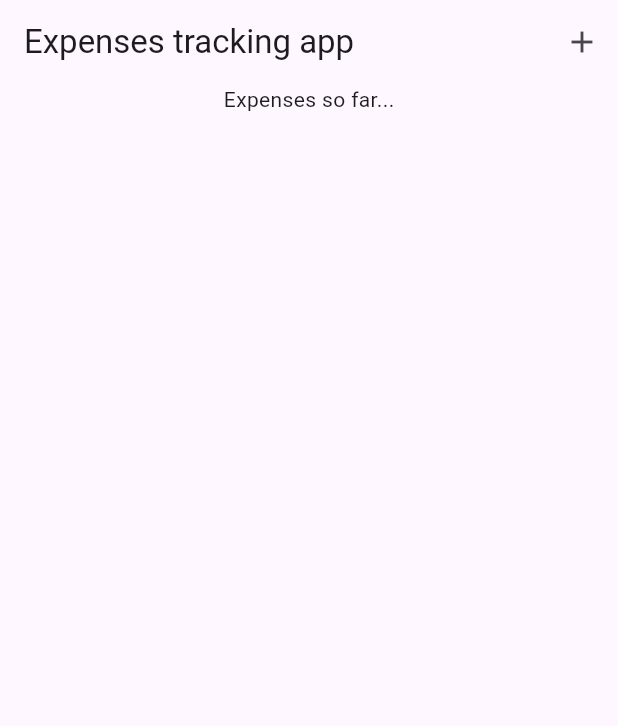
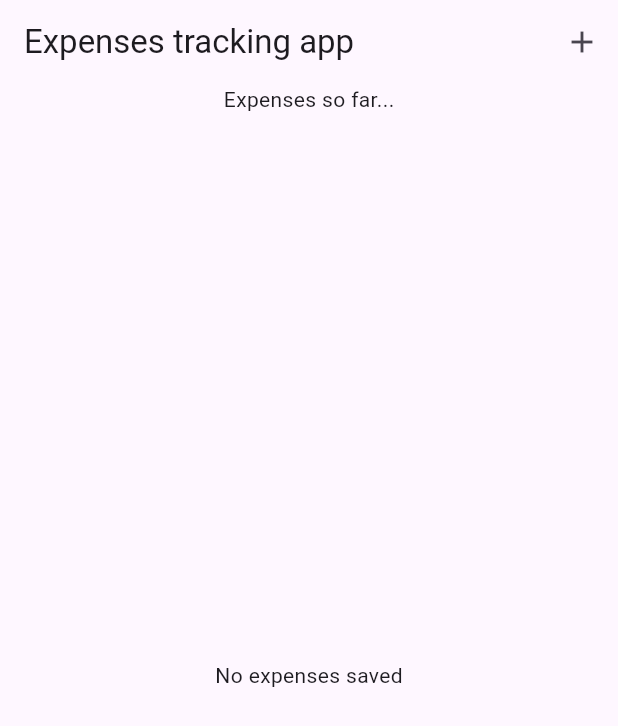
Before and after one commit to jfspps/Flutter_expenses_tracker, a Flutter app: the screen it shows after launch, on a phone screen of 412 x 824 dp. Shown: the top 726 px of the screen. Run offline on Flutter 3.47's test engine with Material 2 defaults, Android fonts, the light colour scheme and no system bars.

Commit message:
added UNDO operation (undo swipe removal) with a snackbar widget

```diff
--- a/lib/expenses.dart
+++ b/lib/expenses.dart
@@ -30,32 +30,73 @@ class _Expenses extends State<Expenses> {
     );
   }
 
-  void _addExpense(Expense expense){
+  void _addExpense(Expense expense) {
     setState(() {
       expensesList.add(expense);
       if (kDebugMode) {
-        print("Added expense: ${expense.title} dated ${expense.formattedDate}");
+        print(
+          "Added expense: ${expense.title} dated ${expense.formattedDate}",
+        );
       }
     });
   }
 
-  void _removeExpense(Expense expense){
+  void _removeExpense(Expense expense) {
     setState(() {
       expensesList.remove(expense);
       if (kDebugMode) {
-        print("Removed expense: ${expense.title} dated ${expense.formattedDate}");
+        print(
+          "Removed expense: ${expense.title} dated ${expense.formattedDate}",
+        );
       }
+
+      // make sure all related snack bars are removed from the UI (users can swipe
+      // multiple times)
+      ScaffoldMessenger.of(context).removeCurrentSnackBar();
+
+      // now inform the user and allow them to reverse the changes;
+      // note that UNDO will change the order of the elements in the list
+      ScaffoldMessenger.of(context).showSnackBar(
+        SnackBar(
+          duration: const Duration(
+            seconds: 2,
+          ),
+          content: const Text(
+            'Expense item removed',
+          ),
+          action: SnackBarAction(label: 'UNDO', onPressed: () {
+            setState(() {
+              _addExpense(expense);
+            });
+          }),
+        ),
+      );
     });
   }
 
   @override
   Widget build(BuildContext context) {
+    Widget expensesListWidget = const Center(
+      child: Text(
+        'No expenses saved',
+      ),
+    );
+
+    if (expensesList.isNotEmpty) {
+      expensesListWidget = ExpensesList(
+        expenses: expensesList,
+        removeExpense: _removeExpense,
+      );
+    }
+
     // Scaffold has prebuilt widgets to manage the title bar and other commonly
     // used widgets
     return Scaffold(
       // AppBar takes care of space above the AppBar
       appBar: AppBar(
-        title: const Text('Expenses tracking app'),
+        title: const Text(
+          'Expenses tracking app',
+        ),
         actions: [
           IconButton(
             onPressed: _openAddExpenseOverlay,
@@ -71,10 +112,7 @@ class _Expenses extends State<Expenses> {
             "Expenses so far...",
           ),
           Expanded(
-            child: ExpensesList(
-              expenses: expensesList,
-              removeExpense: _removeExpense,
-            ),
+            child: expensesListWidget,
           ),
         ],
       ),
```
Lines whose indentation alone changed are shown as unchanged.
